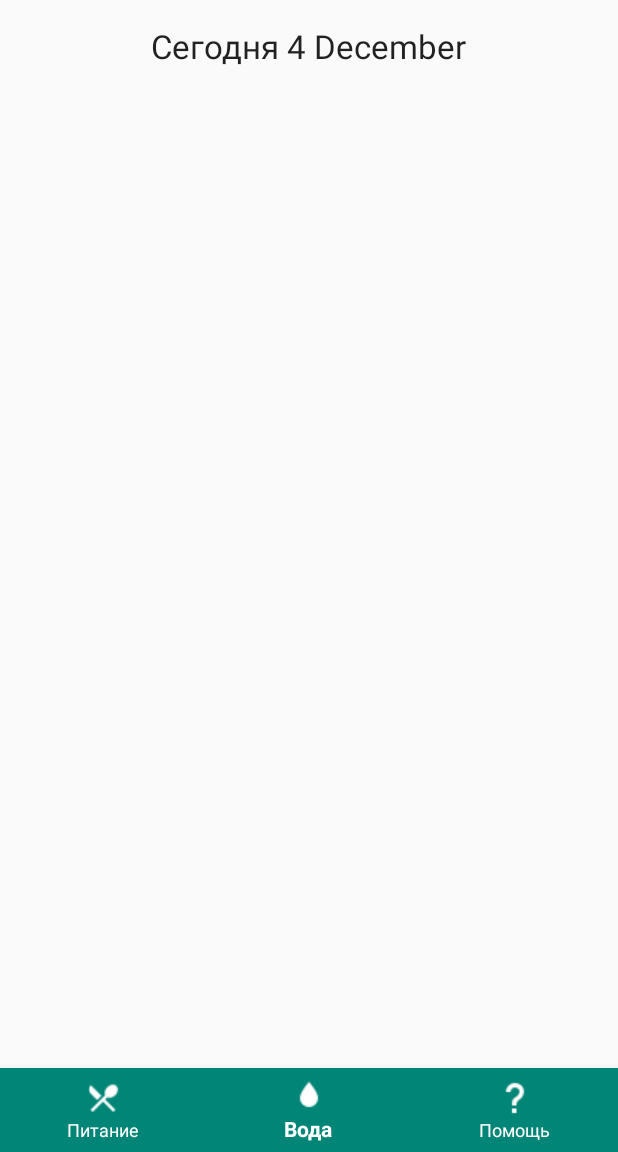
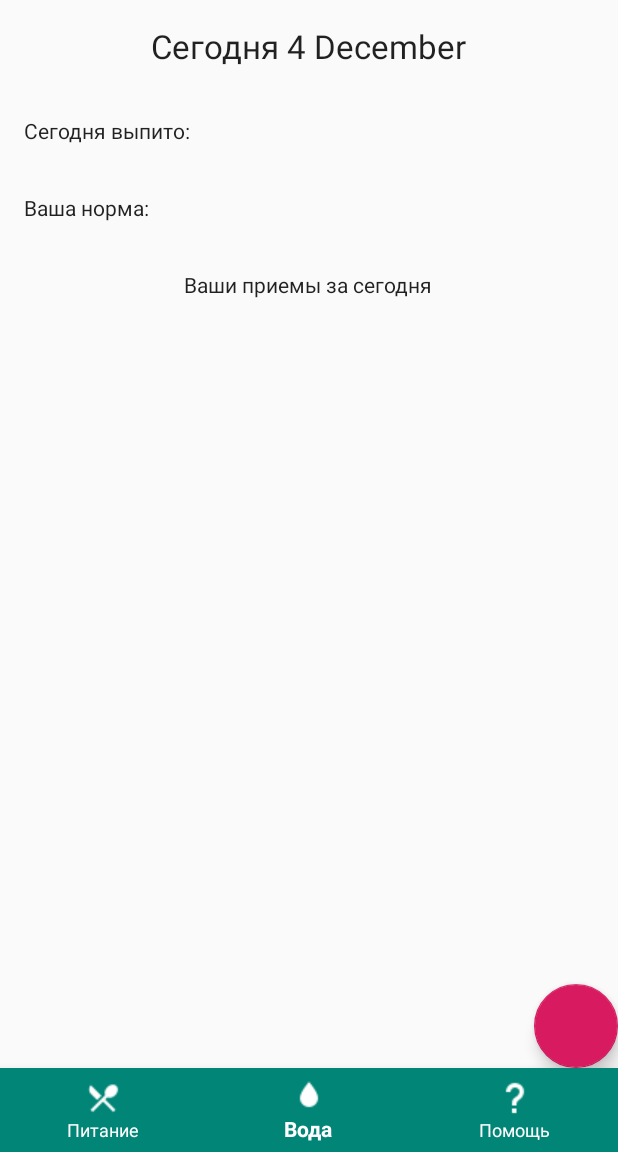
Before and after one commit to 32xlevel/FoodTracker, an Android app: the screen it shows after launch (MainActivity), item 2 of the bottom bar chosen, on a phone screen of 412 x 824 dp, the part 84-1236 px from its top. Run offline under Robolectric (Android 15) with nearby library versions, the phone set to English and light mode, and no system bars; libraries missing offline, so code that uses them is left out: net.danlew.android, org.jetbrains.anko; 2 statements that could not run were skipped.

Commit message:
RecyclerViewAdapter realize

```diff
--- a/app/src/main/java/com/s32xlevel/foodtracker/model/Water.kt
+++ b/app/src/main/java/com/s32xlevel/foodtracker/model/Water.kt
@@ -3,4 +3,5 @@ package com.s32xlevel.foodtracker.model
 class Water(var id: Int?,
             var dateTime: String?,
             var volume: Int?,
+            var source: String?,
             var userId: Int?)
--- a/app/src/main/java/com/s32xlevel/foodtracker/repository/DBHelper.kt
+++ b/app/src/main/java/com/s32xlevel/foodtracker/repository/DBHelper.kt
@@ -42,6 +42,7 @@ class DBHelper(context: Context) : ManagedSQLiteOpenHelper(context,
         const val ID = "_id"
         const val DATE_TIME = "date_time" // YYYY-MM-DD HH:mm
         const val volume = "volume"
+        const val source = "source"
         const val USER_ID = "user_id"
     }
 
@@ -69,6 +70,7 @@ class DBHelper(context: Context) : ManagedSQLiteOpenHelper(context,
             WaterTable.ID to INTEGER + PRIMARY_KEY + AUTOINCREMENT,
             WaterTable.DATE_TIME to TEXT + NOT_NULL,
             WaterTable.volume to INTEGER + NOT_NULL,
+            WaterTable.source to TEXT + NOT_NULL,
             WaterTable.USER_ID to INTEGER + NOT_NULL,
             FOREIGN_KEY(
                 WaterTable.USER_ID,
--- a/app/src/main/res/layout/fragment_water.xml
+++ b/app/src/main/res/layout/fragment_water.xml
@@ -18,4 +18,40 @@
             android:textAppearance="@style/TextAppearance.AppCompat.Large"
             android:layout_margin="16dp"
             android:layout_gravity="center_horizontal"/>
+
+    <TextView
+            android:id="@+id/today_drink"
+            android:padding="16dp"
+            android:text="@string/water_drink_today"
+            android:layout_width="wrap_content"
+            android:layout_height="wrap_content" android:textAppearance="@style/TextAppearance.AppCompat"/>
+
+    <TextView
+            android:id="@+id/your_norma"
+            android:padding="16dp"
+            android:text="@string/your_norma"
+            android:layout_width="wrap_content"
+            android:layout_height="wrap_content" android:textAppearance="@style/TextAppearance.AppCompat"/>
+
+
+    <TextView
+            android:padding="16dp"
+            android:text="@string/water_recycler_text"
+            android:layout_gravity="center"
+            android:textAppearance="@style/TextAppearance.AppCompat"
+            android:layout_width="wrap_content"
+            android:layout_height="wrap_content"/>
+
+    <android.support.v7.widget.RecyclerView
+            android:id="@+id/water_recycler_view"
+            android:layout_width="match_parent"
+            android:layout_height="0dp"
+            android:layout_weight="1"/>
+
+
+    <android.support.design.widget.FloatingActionButton
+            android:id="@+id/FAB_Water"
+            android:layout_gravity="bottom|end"
+            android:layout_width="wrap_content"
+            android:layout_height="wrap_content"/>
 </LinearLayout>
--- a/app/src/main/res/values/strings.xml
+++ b/app/src/main/res/values/strings.xml
@@ -13,10 +13,13 @@
     <string name="Male">М</string>
     <string name="Female">Ж</string>
     <string name="settings_weight">Ваш вес (в кг):</string>
-    <string name="settings_height">Ваш рост (в метрах)</string>
+    <string name="settings_height">Ваш рост (в cм)</string>
     <string name="settings_food_count">Сколько раз в день вы планируете питаться? (4 или 5)</string>
     <string name="settings_start_time">Время подъема:</string>
     <string name="settings_end_time">Время ложиться:</string>
     <string name="button_start_text">Начать работу</string>
     <string name="settings_validation">Заполните все поля!</string>
+    <string name="water_drink_today">Сегодня выпито:</string>
+    <string name="your_norma">Ваша норма:</string>
+    <string name="water_recycler_text">Ваши приемы за сегодня</string>
 </resources>
```
Also changed, not shown: app/src/main/java/com/s32xlevel/foodtracker/util/RecyclerWaterAdapter.kt (added, +52 -0 lines), app/src/main/res/layout/recycler_view_water.xml (added, +32 -0 lines).
